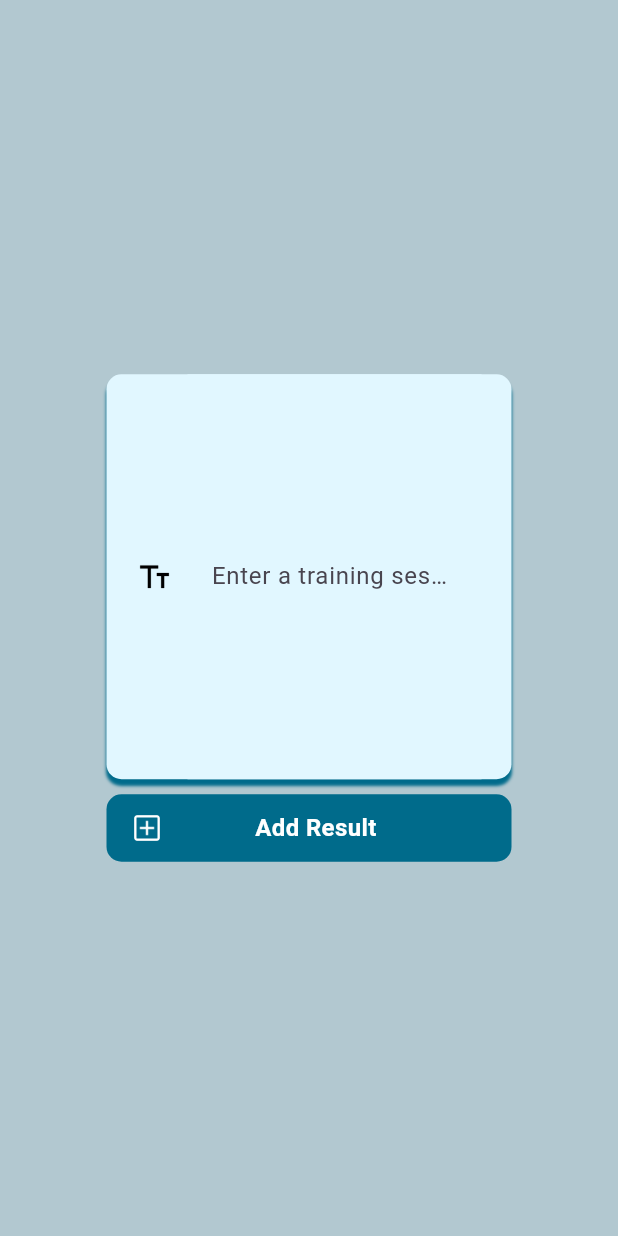
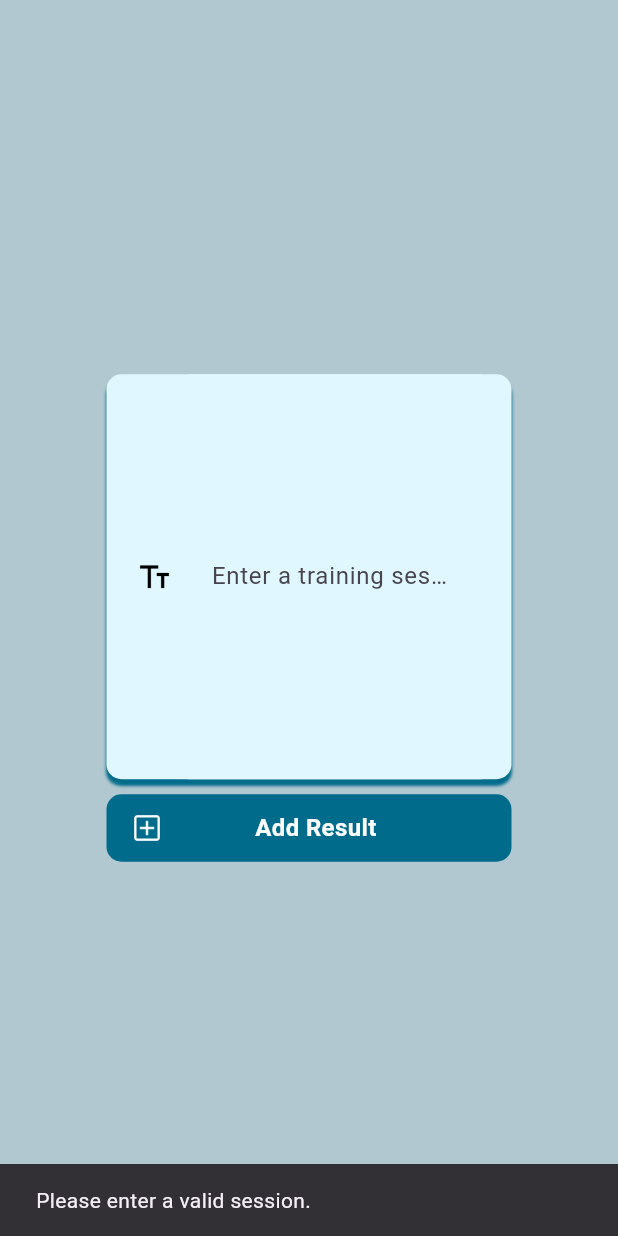
Before and after one commit to MohamaddMortada/AI-Front-End, a Flutter app: the screen it shows after launch, after a tap on "Add Result", on a phone screen of 412 x 824 dp. Run offline on Flutter 3.47's test engine with Material 3 defaults, Android fonts, the phone set to English and light mode, and no system bars; our stand-ins replace flutter_secure_storage, get, image_picker, shared_preferences.

Commit message:
Adjusting widgets

```diff
--- a/lib/pages/results.dart
+++ b/lib/pages/results.dart
@@ -52,7 +52,7 @@ Future<void> sendResult() async {
               children: [
               Input(text: 'Enter a training session', image: Image.asset('assets/Icons/type.png'), height: 270, maxLines: 10, controller: _trainingController),
               SizedBox(height: 10,),
-              ButtonSecondary(text: 'Add Result', image: Image.asset('assets/Icons/add.png'), onTap: (){})
+              ButtonSecondary(text: 'Add Result', image: Image.asset('assets/Icons/add.png'), onTap: (){sendResult();})
 
             ])));
   }
```
